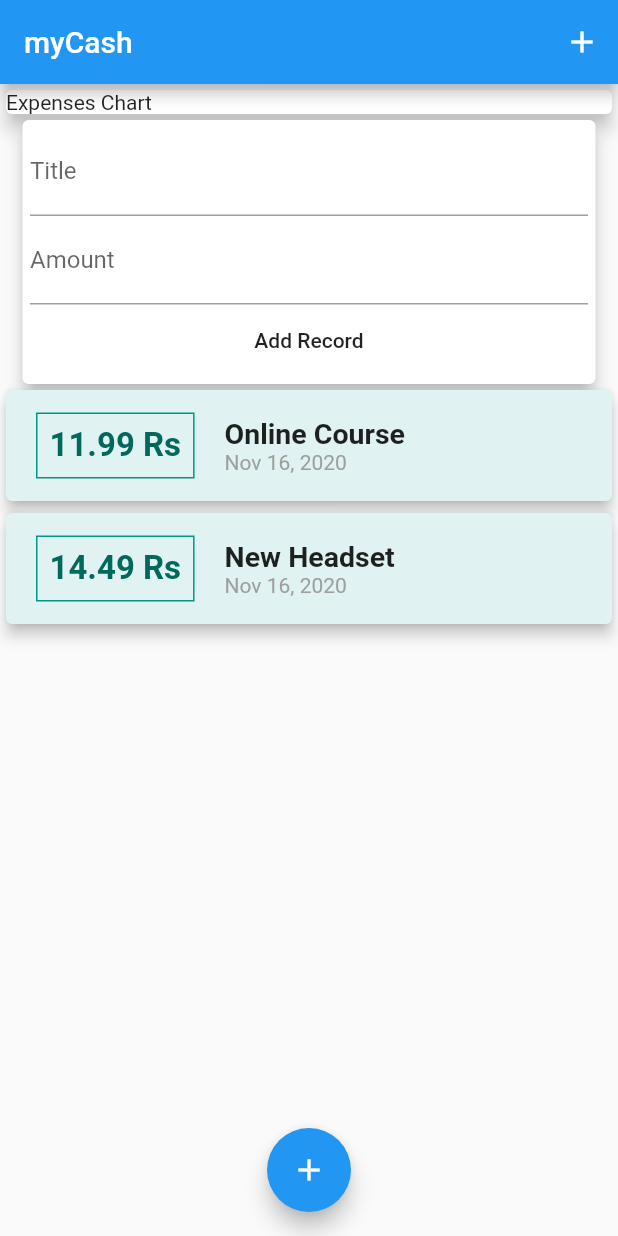
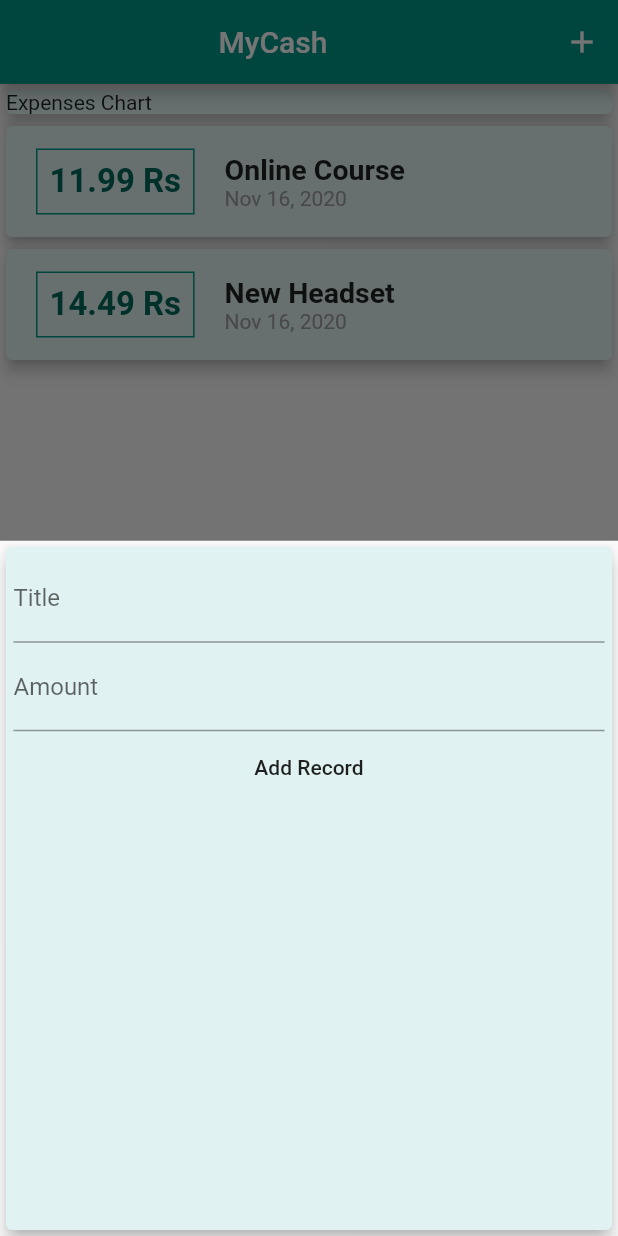
Before and after one commit to Thusatharan/myCash, a Flutter app: the screen it shows after launch, after a tap on the "add" icon, on a phone screen of 412 x 824 dp. Run offline on Flutter 3.47's test engine with Material 2 defaults, Android fonts, the phone set to English and light mode, and no system bars.

Commit message:
Added Theme data

```diff
--- a/lib/CreateAndShow.dart
+++ /dev/null
@@ -1,49 +0,0 @@
-import 'package:flutter/material.dart';
-import './createRecord.dart';
-import './showExpenses.dart';
-import './expenses.dart';
-
-class CreateAndShow extends StatefulWidget {
-  @override
-  _CreateAndShowState createState() => _CreateAndShowState();
-}
-
-class _CreateAndShowState extends State<CreateAndShow> {
-  final List<Expenses> expenselist = [
-    Expenses(
-      id: 'E1',
-      title: 'Online Course',
-      amount: 11.99,
-      date: DateTime.now(),
-    ),
-    Expenses(
-      id: 'E2',
-      title: 'New Headset',
-      amount: 14.49,
-      date: DateTime.now(),
-    ),
-  ];
-
-  void _addNewRecord(String newTitle, double newAmount) {
-    final newRecord = Expenses(
-      title: newTitle,
-      amount: newAmount,
-      date: DateTime.now(),
-      id: DateTime.now().toString(),
-    );
-
-    setState(() {
-      expenselist.add(newRecord);
-    });
-  }
-
-  @override
-  Widget build(BuildContext context) {
-    return Column(
-      children: <Widget>[
-        CreateRecord(_addNewRecord),
-        ShowExpenses(expenselist),
-      ],
-    );
-  }
-}
--- a/lib/createRecord.dart
+++ b/lib/createRecord.dart
@@ -1,13 +1,18 @@
 import 'package:flutter/material.dart';
 
-class CreateRecord extends StatelessWidget {
+class CreateRecord extends StatefulWidget {
   final Function userData;
-  final titleController = TextEditingController();
-  final amountController = TextEditingController();
 
   CreateRecord(this.userData);
 
+  @override
+  _CreateRecordState createState() => _CreateRecordState();
+}
 
+class _CreateRecordState extends State<CreateRecord> {
+  final titleController = TextEditingController();
+
+  final amountController = TextEditingController();
 
   void inputData() {
     final newTitleInput = titleController.text;
@@ -17,16 +22,17 @@ class CreateRecord extends StatelessWidget {
         return;
     }
 
-    userData(
+    widget.userData(
       newTitleInput,
       newAmountInput,
     );
+
+    Navigator.of(context).pop();
   }
 
   @override
   Widget build(BuildContext context) {
     return Card(
-      margin: EdgeInsets.symmetric(vertical: 0, horizontal: 15),
       elevation: 5,
       child: Container(
         padding: EdgeInsets.all(5),
--- a/lib/main.dart
+++ b/lib/main.dart
@@ -1,5 +1,8 @@
 import 'package:flutter/material.dart';
-import './CreateAndShow.dart';
+import 'package:mycash/showExpenses.dart';
+import './createRecord.dart';
+import './showExpenses.dart';
+import './expenses.dart';
 
 void main() {
   runApp(MyApp());
@@ -10,22 +13,71 @@ class MyApp extends StatelessWidget {
   @override
   Widget build(BuildContext context) {
     return MaterialApp(
-      title: 'Flutter Demo',
+      title: 'MyCash',
+      theme: ThemeData(
+        primarySwatch: Colors.teal,
+        cardColor: Colors.teal[50],
+      ),
       home: MyHomePage(),
     );
   }
 }
 
-class MyHomePage extends StatelessWidget {
+class MyHomePage extends StatefulWidget {
+  @override
+  _MyHomePageState createState() => _MyHomePageState();
+}
+
+class _MyHomePageState extends State<MyHomePage> {
+  final List<Expenses> expenselist = [
+    Expenses(
+      id: 'E1',
+      title: 'Online Course',
+      amount: 11.99,
+      date: DateTime.now(),
+    ),
+    Expenses(
+      id: 'E2',
+      title: 'New Headset',
+      amount: 14.49,
+      date: DateTime.now(),
+    ),
+  ];
+
+  void _addNewRecord(String newTitle, double newAmount) {
+    final newRecord = Expenses(
+      title: newTitle,
+      amount: newAmount,
+      date: DateTime.now(),
+      id: DateTime.now().toString(),
+    );
+
+    setState(() {
+      expenselist.add(newRecord);
+    });
+  }
+
+  void _showBottomSheet(BuildContext ctx) {
+    showModalBottomSheet(
+        context: ctx,
+        builder: (_) {
+          return GestureDetector(
+            onTap: () {},
+            behavior: HitTestBehavior.opaque,
+            child: CreateRecord(_addNewRecord),
+          );
+        });
+  }
+
   @override
   Widget build(BuildContext context) {
     return Scaffold(
       appBar: AppBar(
-        title: Text('myCash'),
+        title: Center(child: Text('MyCash')),
         actions: <Widget>[
           IconButton(
             icon: Icon(Icons.add),
-            onPressed: () {},
+            onPressed: () => _showBottomSheet(context),
           )
         ],
       ),
@@ -40,11 +92,14 @@ class MyHomePage extends StatelessWidget {
                 elevation: 5,
               ),
             ),
-            CreateAndShow(),
+            ShowExpenses(expenselist),
           ],
         ),
       ),
-      floatingActionButton: FloatingActionButton(child: Icon(Icons.add),onPressed: () {},),
+      floatingActionButton: FloatingActionButton(
+        child: Icon(Icons.add),
+        onPressed: () => _showBottomSheet(context),
+      ),
       floatingActionButtonLocation: FloatingActionButtonLocation.centerFloat,
     );
   }
--- a/lib/showExpenses.dart
+++ b/lib/showExpenses.dart
@@ -15,7 +15,7 @@ class ShowExpenses extends StatelessWidget {
       child: ListView.builder(
         itemBuilder: (itm, index) {
             return Card(
-              color: Colors.teal[50],
+              color: Theme.of(context).cardColor,
               elevation: 4,
               child: Row(
                 children: <Widget>[
```
